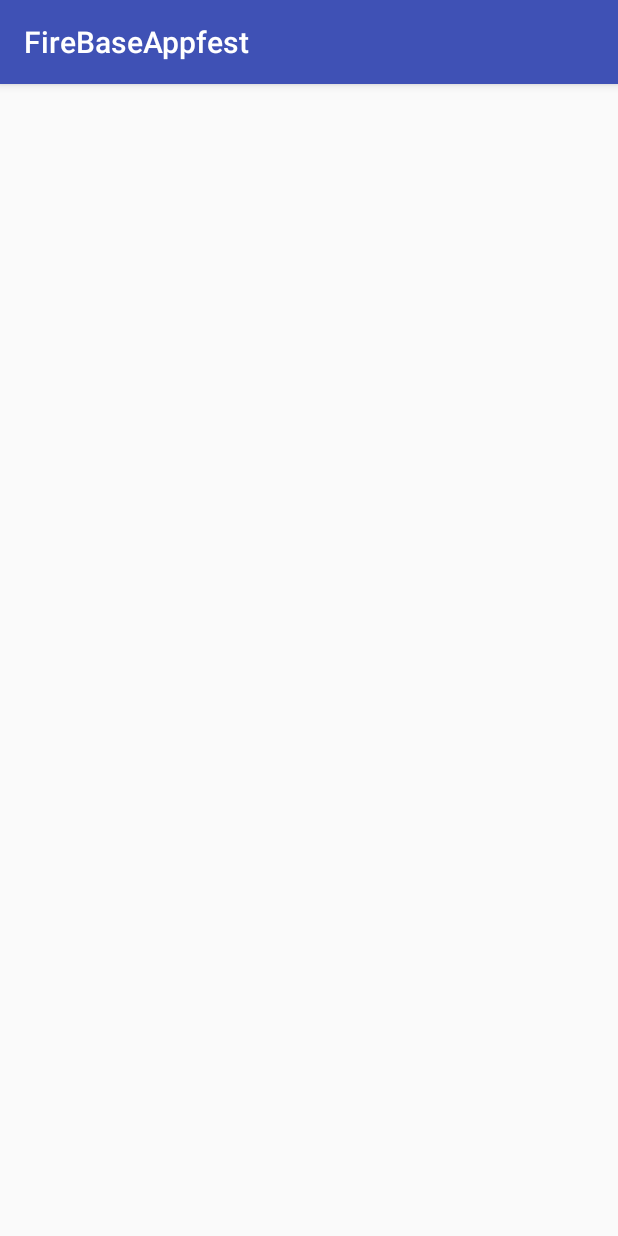
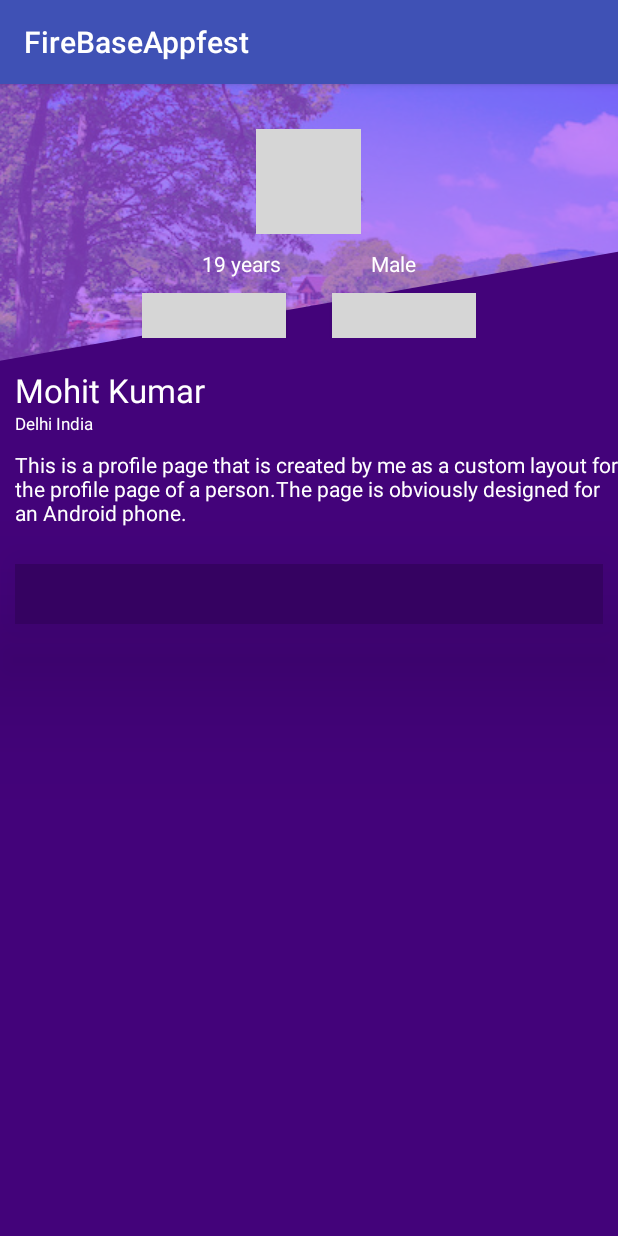
Before and after one commit to batbrain7/FireBaseAppfest, an Android app: the ProfileActivity screen opened directly, with no data from a screen before it, on a phone screen of 412 x 824 dp. Run offline under Robolectric (Android 15) with nearby library versions, the phone set to English and light mode, and no system bars; our stand-ins replace CircleImageView; grey boxes are pictures that could not be loaded.

Commit message:
Profile xml added

```diff
--- /dev/null
+++ b/app/src/main/res/drawable/diagonal_cut.xml
@@ -0,0 +1,31 @@
+<?xml version="1.0" encoding="utf-8"?>
+<layer-list xmlns:android="http://schemas.android.com/apk/res/android"
+    android:opacity="transparent"
+    >
+    <item
+        >
+        <shape>
+            <solid android:color="#aa50f7"/>
+        </shape>
+    </item>
+    <item>
+        <bitmap android:src="@drawable/pback" android:gravity="center" android:alpha="0.3"/>
+    </item>
+    <item
+        android:top="180dp"
+        android:left="-10dp"
+        android:bottom="-100dp"
+        android:right="-50dp"
+        >
+        <rotate
+            android:fromDegrees="-10"
+            android:pivotX="10%"
+            android:pivotY="60%"
+            >
+            <shape android:shape="rectangle">
+                <solid android:color="#43037a" />
+            </shape>
+        </rotate>
+    </item>
+
+</layer-list>
--- a/app/src/main/res/layout/activity_profile.xml
+++ b/app/src/main/res/layout/activity_profile.xml
@@ -1,9 +1,119 @@
 <?xml version="1.0" encoding="utf-8"?>
-<android.support.constraint.ConstraintLayout xmlns:android="http://schemas.android.com/apk/res/android"
+<RelativeLayout
+    xmlns:android="http://schemas.android.com/apk/res/android"
     xmlns:app="http://schemas.android.com/apk/res-auto"
     xmlns:tools="http://schemas.android.com/tools"
     android:layout_width="match_parent"
     android:layout_height="match_parent"
+    android:background="#43037a"
     tools:context="tech.mohitkumar.firebaseappfest.Activities.ProfileActivity">
 
-</android.support.constraint.ConstraintLayout>
+    <LinearLayout
+        android:layout_width="match_parent"
+        android:layout_height="300dp"
+        android:orientation="vertical"
+        android:id="@+id/lin_1"
+        android:background="@drawable/diagonal_cut"
+        >
+        <de.hdodenhof.circleimageview.CircleImageView
+            android:layout_marginTop="30dp"
+            android:layout_width="70dp"
+            android:layout_height="70dp"
+            android:src="@drawable/image"
+            android:layout_gravity="center"
+            />
+        <LinearLayout
+            android:layout_width="wrap_content"
+            android:layout_height="wrap_content"
+            android:orientation="horizontal"
+            android:layout_marginTop="10dp"
+            android:layout_gravity="center"
+            >
+            <TextView
+                android:layout_width="wrap_content"
+                android:layout_height="wrap_content"
+                android:textColor="#fff"
+                android:layout_weight="1"
+                android:text="19 years"
+                android:layout_marginRight="30dp"
+                />
+            <TextView
+                android:layout_width="wrap_content"
+                android:layout_height="wrap_content"
+                android:textColor="#fff"
+                android:layout_marginLeft="30dp"
+                android:layout_weight="1"
+                android:text="Male"
+                />
+        </LinearLayout>
+        <LinearLayout
+            android:layout_width="wrap_content"
+            android:layout_height="wrap_content"
+            android:orientation="horizontal"
+            android:layout_marginTop="10dp"
+            android:layout_gravity="center"
+            >
+            <Button
+                android:layout_width="wrap_content"
+                android:layout_height="30dp"
+                android:text="hire me"
+                android:elevation="@dimen/activity_horizontal_margin"
+                android:layout_marginRight="15dp"
+                android:textColor="#fff"
+                android:background="@drawable/butt_shape"
+                />
+            <Button
+                android:layout_marginLeft="15dp"
+                android:layout_width="wrap_content"
+                android:layout_height="30dp"
+                android:textColor="#fff"
+                android:text="follow"
+                android:alpha="0.6"
+                android:background="@drawable/buttshape2"
+                />
+        </LinearLayout>
+        <LinearLayout
+            android:layout_width="match_parent"
+            android:layout_height="wrap_content"
+            android:orientation="vertical"
+            android:layout_marginTop="20dp"
+            android:layout_marginLeft="10dp"
+            >
+            <TextView
+                android:layout_width="match_parent"
+                android:layout_height="wrap_content"
+                android:text="Mohit Kumar"
+                android:textColor="#fff"
+                android:textAppearance="?android:textAppearanceLarge"
+                />
+            <TextView
+                android:layout_width="wrap_content"
+                android:layout_height="wrap_content"
+                android:text="Delhi India"
+                android:textColor="#fff"
+                android:textSize="11dp"
+                />
+            <TextView
+                android:layout_marginTop="10dp"
+                android:layout_width="match_parent"
+                android:layout_height="wrap_content"
+                android:text="This is a profile page that is created by me as a custom layout for the profile page of a person.The page is obviously designed for an Android phone."
+                android:textColor="#fff"
+                />
+        </LinearLayout>
+    </LinearLayout>
+    <android.support.design.widget.TabLayout
+        android:layout_width="match_parent"
+        android:layout_height="40dp"
+        android:layout_marginLeft="10dp"
+        android:layout_marginRight="10dp"
+        android:elevation="50dp"
+        app:tabTextColor="#fff"
+        android:background="#350261"
+        app:tabTextAppearance="?android:textAppearanceSmall"
+        app:tabSelectedTextColor="#fff"
+        app:tabIndicatorColor="#fff"
+        android:layout_marginTop="320dp"
+        android:id="@+id/tab_layout"
+        ></android.support.design.widget.TabLayout>
+</RelativeLayout>
```
Also changed, not shown: app/src/main/res/drawable/pback.jpg (added).
